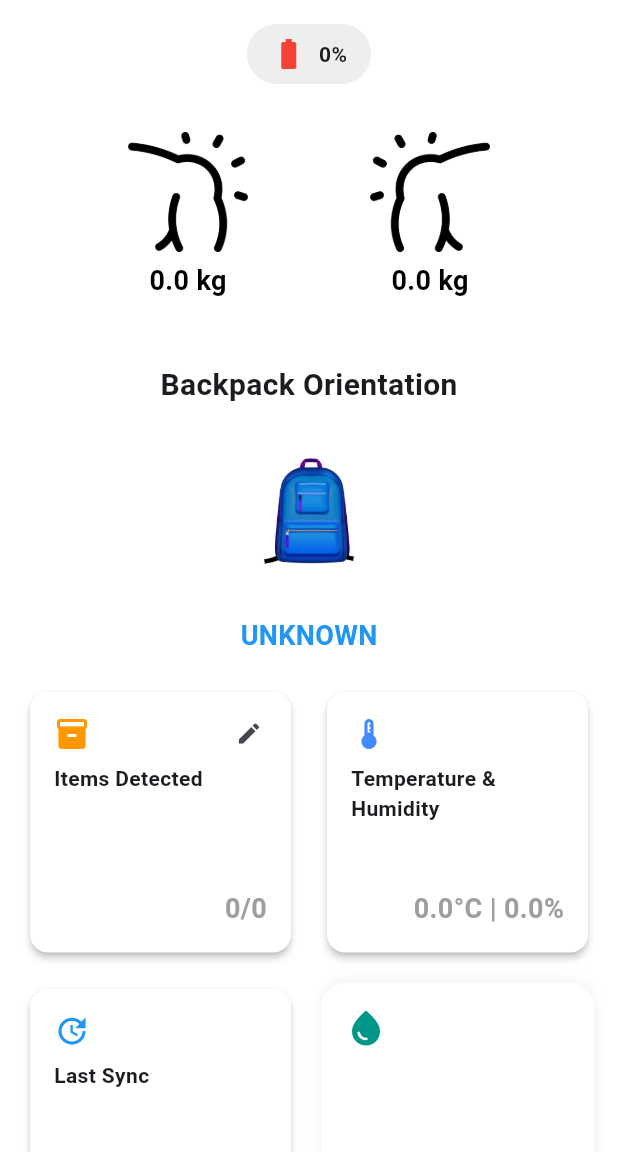
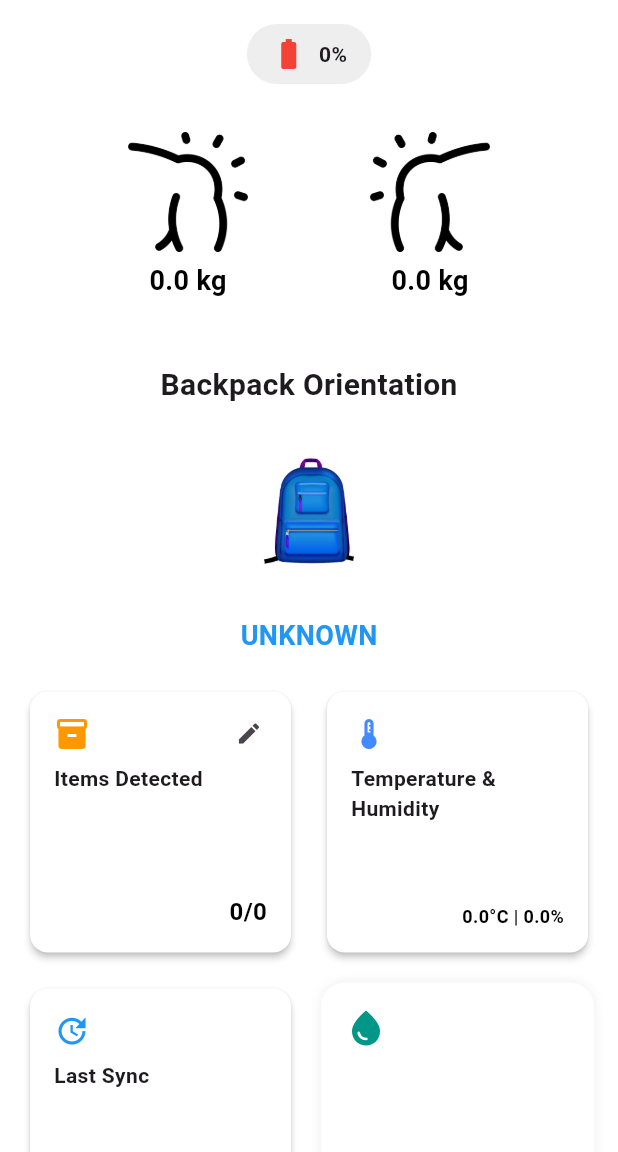
Before and after one commit to hirunaPankaja/Smart-Backpack, a Flutter app: the screen it shows after launch, on a phone screen of 412 x 824 dp, the part 84-1236 px from its top. Run offline on Flutter 3.47's test engine with Material 3 defaults, Android fonts, the phone set to English and light mode, and no system bars; our stand-ins replace firebase_core, firebase_database, flutter_dotenv, geolocator, google_maps_flutter, shared_preferences; accounts and stored records are empty.

Commit message:
temperature and huminity widget design update

```diff
--- a/smart_backpack/lib/screen/dashboard_screen.dart
+++ b/smart_backpack/lib/screen/dashboard_screen.dart
@@ -352,6 +352,7 @@ class _DashboardScreenState extends State<DashboardScreen> {
                         icon: Icons.inventory_2,
                         value: '$itemsIn/$totalItems',
                         iconColor: Colors.orange,
+                        textStyle: const TextStyle(fontSize: 16, fontWeight: FontWeight.bold, color: Colors.black),
                       ),
                       Positioned(
                         top: 8,
@@ -364,32 +365,25 @@ class _DashboardScreenState extends State<DashboardScreen> {
                     ],
                   ),
 
-                  InfoCard(
-                    title: 'Temperature & Humidity',
-                    icon: Icons.thermostat,
-                    value:
-                        '${temperature.toStringAsFixed(1)}°C | ${humidity.toStringAsFixed(1)}%',
-                    iconColor:
-                        (temperature > 35 || humidity > 80)
-                            ? Colors.redAccent
-                            : Colors.blueAccent,
-                    cardColor:
-                        (temperature > 35 && humidity > 80)
-                            ? Colors.red.withOpacity(
-                              0.2,
-                            ) // 🔴 Critical condition
-                            : (temperature > 35 || humidity > 80)
-                            ? Colors.orange.withOpacity(
-                              0.2,
-                            ) // 🟠 Moderate alert
-                            : Colors.white, // ✅ Normal condition
-                  ),
+               InfoCard(
+                title: 'Temperature & Humidity',
+                icon: Icons.thermostat,
+                value: '${temperature.toStringAsFixed(1)}°C | ${humidity.toStringAsFixed(1)}%',
+                iconColor: (temperature > 35 || humidity > 80) ? Colors.redAccent : Colors.blueAccent,
+                cardColor: (temperature > 35 && humidity > 80)
+                 ? const Color.fromARGB(255, 245, 48, 34).withOpacity(0.2)
+                 : (temperature > 35 || humidity > 80)
+                 ? const Color.fromARGB(255, 235, 36, 36).withOpacity(0.2)
+                 : Colors.white,
+                 textStyle: const TextStyle(fontSize: 12, fontWeight: FontWeight.bold, color: Colors.black), // ✅ Smaller text
+                 ),
 
                   InfoCard(
                     title: 'Last Sync',
                     icon: Icons.update,
                     value: getSyncStatusText(),
                     iconColor: Colors.blue,
+                    textStyle: const TextStyle(fontSize: 16, fontWeight: FontWeight.bold, color: Colors.black),
                   ),
                   BlinkingCard(
                     title: 'Water Detect',
@@ -460,6 +454,10 @@ class _DashboardScreenState extends State<DashboardScreen> {
 
               /// Net Weight Display
               NetWeightWidget(netWeight: net),
+
+              const SizedBox(height: 20),
+
+
             ],
           ),
         ),
--- a/smart_backpack/lib/widget/info_card.dart
+++ b/smart_backpack/lib/widget/info_card.dart
@@ -5,8 +5,9 @@ class InfoCard extends StatelessWidget {
   final String value;
   final IconData icon;
   final Color iconColor;
-  final Color cardColor; // ✅ Added card background color
+  final Color cardColor;
   final Widget? widget;
+  final TextStyle textStyle; // ✅ Added textStyle parameter
 
   const InfoCard({
     super.key,
@@ -14,15 +15,16 @@ class InfoCard extends StatelessWidget {
     required this.value,
     required this.icon,
     required this.iconColor,
-    this.cardColor = Colors.white, // ✅ Default color
+    this.cardColor = Colors.white,
     this.widget,
+    this.textStyle = const TextStyle(fontSize: 14, fontWeight: FontWeight.bold, color: Colors.black), // ✅ Default style
   });
 
   @override
   Widget build(BuildContext context) {
     return Card(
       elevation: 2,
-      color: cardColor, // ✅ Dynamic color change
+      color: cardColor,
       child: Padding(
         padding: const EdgeInsets.all(16),
         child: Column(
@@ -30,10 +32,7 @@ class InfoCard extends StatelessWidget {
           children: [
             Icon(icon, color: iconColor, size: 24),
             const SizedBox(height: 8),
-            Text(
-              title,
-              style: const TextStyle(fontSize: 14, fontWeight: FontWeight.bold),
-            ),
+            Text(title, style: const TextStyle(fontSize: 14, fontWeight: FontWeight.bold)),
             if (widget != null)
               Padding(
                 padding: const EdgeInsets.only(top: 8),
@@ -42,10 +41,7 @@ class InfoCard extends StatelessWidget {
             const Spacer(),
             Align(
               alignment: Alignment.bottomRight,
-              child: Text(
-                value,
-                style: const TextStyle(fontSize: 18, fontWeight: FontWeight.bold, color: Colors.grey),
-              ),
+              child: Text(value, style: textStyle), // ✅ Uses customizable text style
             ),
           ],
         ),
```
